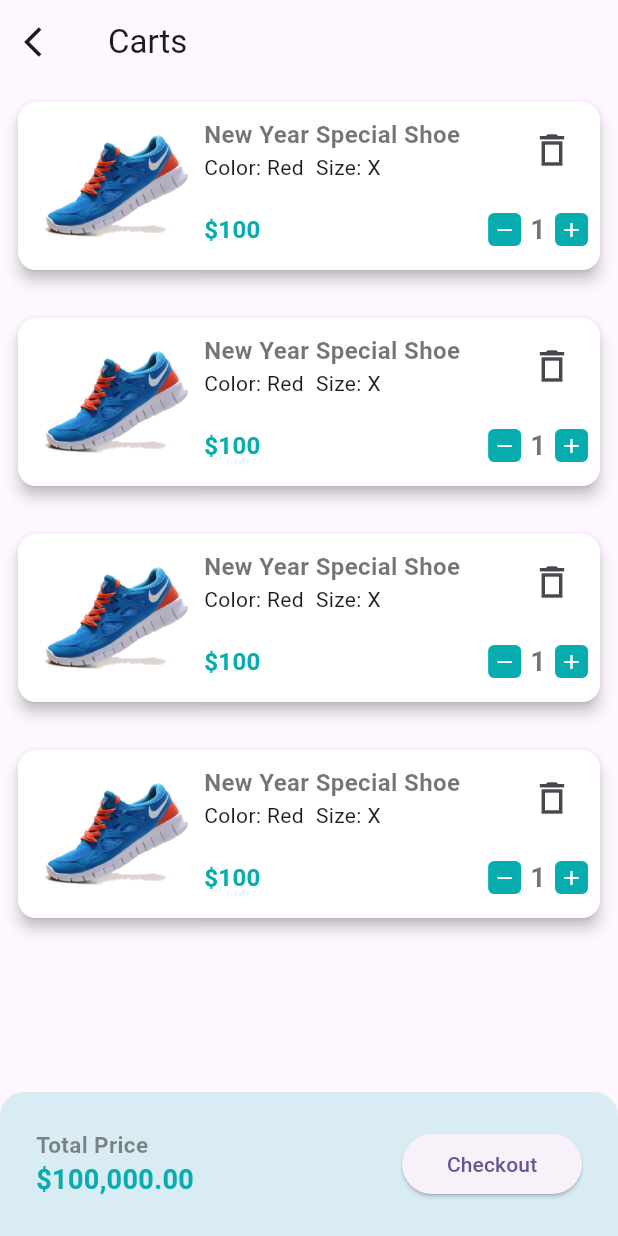
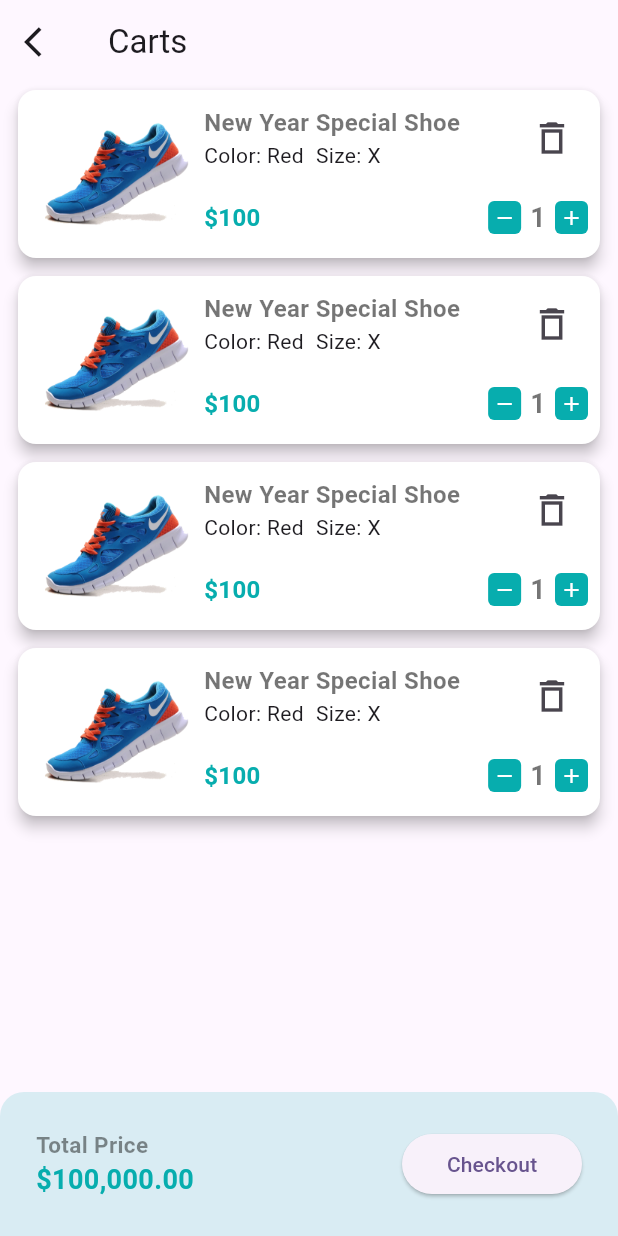
Before and after one commit to Ahmad61-6/craftybay, a Flutter app: the CartScreen screen opened directly, on a phone screen of 412 x 824 dp. Run offline on Flutter 3.47's test engine with Material 3 defaults, Android fonts, the phone set to English and light mode, and no system bars; our stand-ins replace carousel_slider, get, pin_code_fields.

Commit message:
Working on Product List Screen.

```diff
--- a/lib/presentation/ui/screens/cart_screen.dart
+++ b/lib/presentation/ui/screens/cart_screen.dart
@@ -35,7 +35,7 @@ class _CartScreenState extends State<CartScreen> {
               child: ListView.separated(
                   itemBuilder: (context, index) {
                     return const Padding(
-                      padding: EdgeInsets.all(8.0),
+                      padding: EdgeInsets.symmetric(horizontal: 8),
                       child: Column(
                         children: [
                           CartProductItem(),
@@ -44,7 +44,7 @@ class _CartScreenState extends State<CartScreen> {
                     );
                   },
                   separatorBuilder: (_, __) => const SizedBox(
-                        height: 8,
+                        height: 4,
                       ),
                   itemCount: 4),
             ),
--- a/lib/presentation/ui/screens/home_screen.dart
+++ b/lib/presentation/ui/screens/home_screen.dart
@@ -5,7 +5,7 @@ import 'package:crafty_bay/presentation/ui/utility/assets_path.dart';
 import 'package:crafty_bay/presentation/ui/widgets/category_item.dart';
 import 'package:crafty_bay/presentation/ui/widgets/home/banner_carousel.dart';
 import 'package:crafty_bay/presentation/ui/widgets/home/section_title.dart';
-import 'package:crafty_bay/presentation/ui/widgets/product_cart_item.dart';
+import 'package:crafty_bay/presentation/ui/widgets/product_card_item.dart';
 import 'package:flutter/material.dart';
 import 'package:get/get.dart';
 
@@ -106,7 +106,7 @@ class _HomeScreenState extends State<HomeScreen> {
         scrollDirection: Axis.horizontal,
         itemCount: 10,
         itemBuilder: (context, index) {
-          return const ProductCartItem();
+          return const ProductCardItem();
         },
         separatorBuilder: (_, __) {
           return const SizedBox(
--- a/lib/presentation/ui/screens/product_list_screen.dart
+++ b/lib/presentation/ui/screens/product_list_screen.dart
@@ -1,4 +1,4 @@
-import 'package:crafty_bay/presentation/ui/widgets/product_cart_item.dart';
+import 'package:crafty_bay/presentation/ui/widgets/product_card_item.dart';
 import 'package:flutter/material.dart';
 
 class ProductListScreen extends StatefulWidget {
@@ -26,7 +26,7 @@ class _ProductListScreenState extends State<ProductListScreen> {
                 crossAxisSpacing: 8,
                 childAspectRatio: 0.98),
             itemBuilder: (context, index) {
-              return const FittedBox(child: ProductCartItem());
+              return const FittedBox(child: ProductCardItem());
             }),
       ),
     );
--- a/lib/presentation/ui/screens/wishlist_screen.dart
+++ b/lib/presentation/ui/screens/wishlist_screen.dart
@@ -1,5 +1,5 @@
 import 'package:crafty_bay/presentation/state_holders/main_bottom_nav_controller.dart';
-import 'package:crafty_bay/presentation/ui/widgets/product_cart_item.dart';
+import 'package:crafty_bay/presentation/ui/widgets/product_card_item.dart';
 import 'package:flutter/material.dart';
 import 'package:get/get.dart';
 
@@ -42,7 +42,7 @@ class _WishlistScreenState extends State<WishlistScreen> {
                   crossAxisSpacing: 8,
                   childAspectRatio: 0.98),
               itemBuilder: (context, index) {
-                return const FittedBox(child: ProductCartItem());
+                return const FittedBox(child: ProductCardItem());
               }),
         ),
       ),
--- a/lib/presentation/ui/widgets/carts/cart_product_item.dart
+++ b/lib/presentation/ui/widgets/carts/cart_product_item.dart
@@ -1,5 +1,6 @@
 import 'package:crafty_bay/presentation/ui/utility/app_colors.dart';
 import 'package:crafty_bay/presentation/ui/utility/assets_path.dart';
+import 'package:crafty_bay/presentation/ui/widgets/custom_product_item_count.dart';
 import 'package:flutter/material.dart';
 
 class CartProductItem extends StatefulWidget {
@@ -12,8 +13,6 @@ class CartProductItem extends StatefulWidget {
 }
 
 class _CartProductItemState extends State<CartProductItem> {
-  ValueNotifier<int> noOfItems = ValueNotifier(1);
-
   @override
   Widget build(BuildContext context) {
     return Card(
@@ -83,63 +82,7 @@ class _CartProductItemState extends State<CartProductItem> {
                           color: AppColors.primaryColor,
                         ),
                       ),
-                      ValueListenableBuilder<int>(
-                          valueListenable: noOfItems,
-                          builder: (context, value, _) {
-                            return Row(
-                              children: [
-                                InkWell(
-                                  borderRadius: BorderRadius.circular(30),
-                                  child: Container(
-                                    padding: const EdgeInsets.all(3),
-                                    decoration: BoxDecoration(
-                                      color: AppColors.primaryColor,
-                                      borderRadius: BorderRadius.circular(4),
-                                    ),
-                                    child: const Icon(
-                                      Icons.remove,
-                                      color: Colors.white,
-                                      size: 16,
-                                    ),
-                                  ),
-                                  onTap: () {
-                                    if (value > 1) {
-                                      noOfItems.value = value - 1;
-                                    }
-                                  },
-                                ),
-                                Padding(
-                                  padding: const EdgeInsets.all(6.0),
-                                  child: Text(
-                                    '${noOfItems.value}',
-                                    style: const TextStyle(
-                                      fontSize: 18,
-                                      fontWeight: FontWeight.bold,
-                                      color: Colors.black54,
-                                    ),
-                                  ),
-                                ),
-                                InkWell(
-                                  borderRadius: BorderRadius.circular(30),
-                                  child: Container(
-                                    padding: const EdgeInsets.all(3),
-                                    decoration: BoxDecoration(
-                                      color: AppColors.primaryColor,
-                                      borderRadius: BorderRadius.circular(4),
-                                    ),
-                                    child: const Icon(
-                                      Icons.add,
-                                      color: Colors.white,
-                                      size: 16,
-                                    ),
-                                  ),
-                                  onTap: () {
-                                    noOfItems.value = value + 1;
-                                  },
-                                ),
-                              ],
-                            );
-                          })
+                      CustomProductItemCount()
                     ],
                   )
                 ],
--- /dev/null
+++ b/lib/presentation/ui/widgets/custom_product_item_count.dart
@@ -0,0 +1,76 @@
+import 'package:crafty_bay/presentation/ui/utility/app_colors.dart';
+import 'package:flutter/material.dart';
+
+class CustomProductItemCount extends StatefulWidget {
+  CustomProductItemCount({
+    super.key,
+  });
+
+  final ValueNotifier<int> noOfItems = ValueNotifier(1);
+
+  @override
+  State<CustomProductItemCount> createState() => _CustomProductItemCountState();
+}
+
+class _CustomProductItemCountState extends State<CustomProductItemCount> {
+  @override
+  Widget build(BuildContext context) {
+    return ValueListenableBuilder<int>(
+        valueListenable: widget.noOfItems,
+        builder: (context, value, _) {
+          return Row(
+            children: [
+              InkWell(
+                borderRadius: BorderRadius.circular(30),
+                child: Container(
+                  padding: const EdgeInsets.all(3),
+                  decoration: BoxDecoration(
+                    color: AppColors.primaryColor,
+                    borderRadius: BorderRadius.circular(4),
+                  ),
+                  child: const Icon(
+                    Icons.remove,
+                    color: Colors.white,
+                    size: 16,
+                  ),
+                ),
+                onTap: () {
+                  if (value > 1) {
+                    widget.noOfItems.value = value - 1;
+                  }
+                },
+              ),
+              Padding(
+                padding: const EdgeInsets.all(6.0),
+                child: Text(
+                  '${widget.noOfItems.value}',
+                  style: const TextStyle(
+                    fontSize: 18,
+                    fontWeight: FontWeight.bold,
+                    color: Colors.black54,
+                  ),
+                ),
+              ),
+              InkWell(
+                borderRadius: BorderRadius.circular(30),
+                child: Container(
+                  padding: const EdgeInsets.all(3),
+                  decoration: BoxDecoration(
+                    color: AppColors.primaryColor,
+                    borderRadius: BorderRadius.circular(4),
+                  ),
+                  child: const Icon(
+                    Icons.add,
+                    color: Colors.white,
+                    size: 16,
+                  ),
+                ),
+                onTap: () {
+                  widget.noOfItems.value = value + 1;
+                },
+              ),
+            ],
+          );
+        });
+  }
+}
```
Also changed, not shown: lib/presentation/ui/screens/product_details_screen.dart (added, +157 -0 lines), lib/presentation/ui/widgets/product_card_item.dart (added, +116 -0 lines), lib/presentation/ui/widgets/product_cart_item.dart (deleted, +0 -107 lines), lib/presentation/ui/widgets/product_details/product_image_carousel.dart (added, +77 -0 lines).
